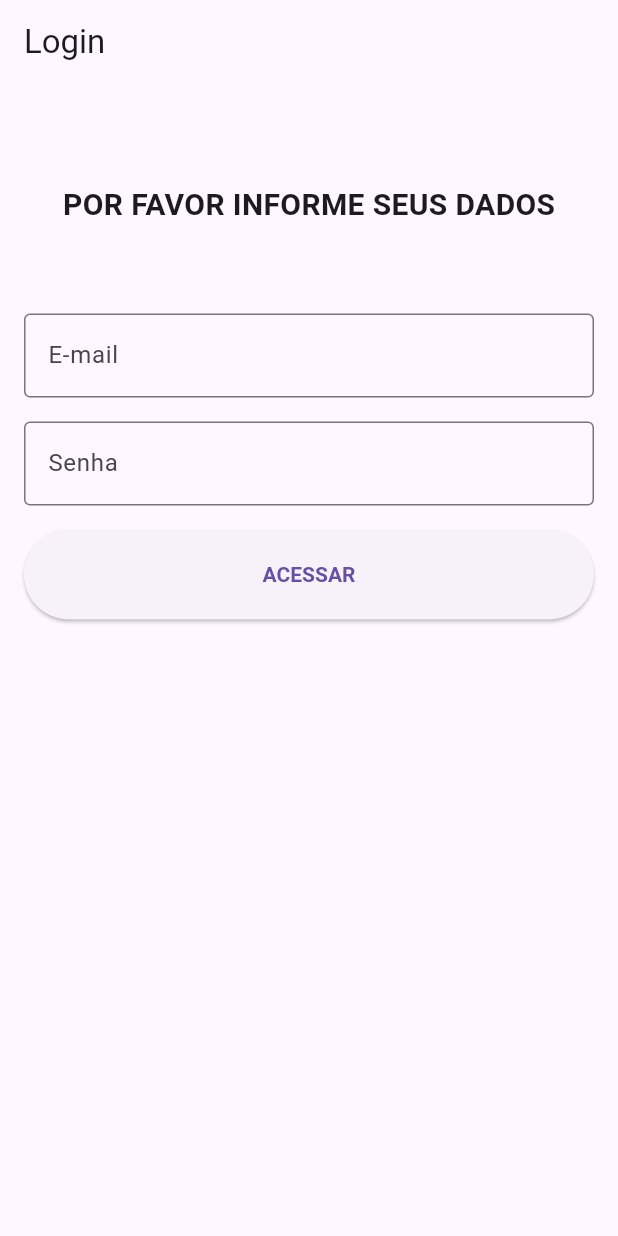
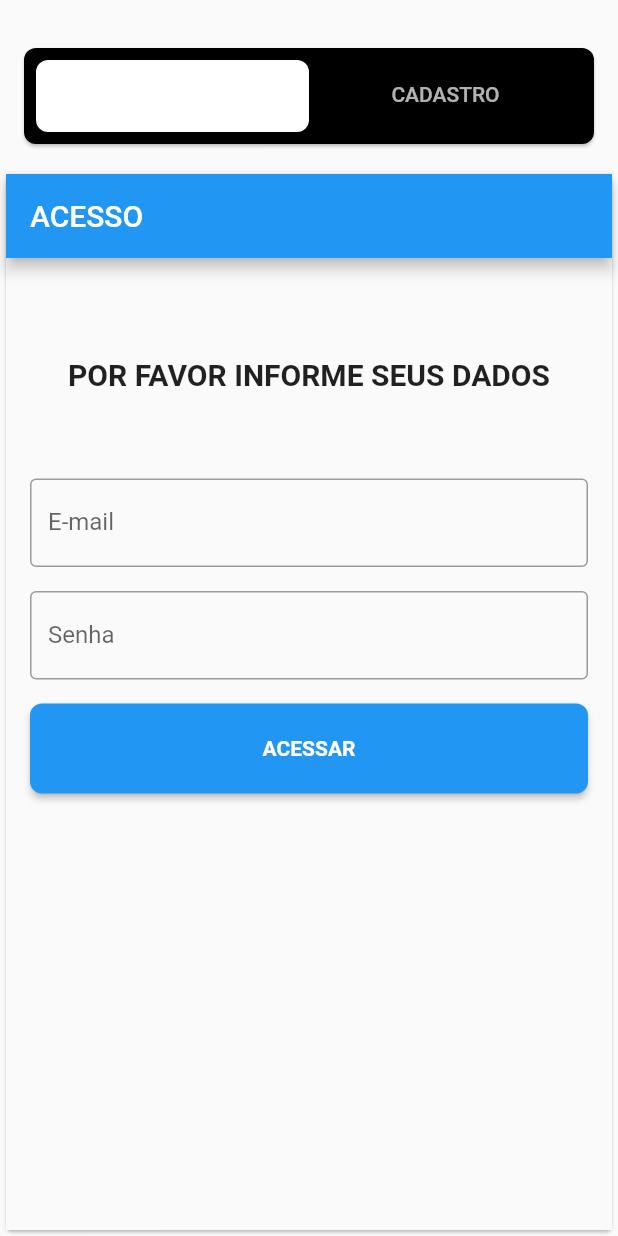
Before and after one commit to mborges18/flutter_bytebank, a Flutter app: the screen it shows after launch, on a phone screen of 412 x 824 dp. Run offline on Flutter 3.47's test engine with Material 3 defaults, Android fonts, the phone set to English and light mode, and no system bars; our stand-ins replace device_preview.

Commit message:
TabView screen auth

```diff
--- a/lib/application.dart
+++ b/lib/application.dart
@@ -1,14 +1,22 @@
 import 'package:flutter/material.dart';
 
-import 'auth/authenticator.dart';
+import 'auth/authenticator_screen.dart';
+import 'package:device_preview/device_preview.dart';
 
-class Application extends StatelessWidget{
+class Application extends StatelessWidget {
   const Application({super.key});
 
   @override
   Widget build(BuildContext context) {
-    return const MaterialApp(
-        home: Authenticator()
-    );
+    return MaterialApp(
+        debugShowCheckedModeBanner: false,
+        locale: DevicePreview.locale(context),
+        builder: DevicePreview.appBuilder,
+        theme: ThemeData(
+            useMaterial3: false,
+            colorScheme: ColorScheme.fromSwatch(primarySwatch: Colors.blue),
+            primaryColor: const Color(0xFF023B8F)),
+        darkTheme: ThemeData.dark(),
+        home: const AuthenticatorScreen());
   }
 }
--- /dev/null
+++ b/lib/auth/authenticator_screen.dart
@@ -0,0 +1,82 @@
+import 'dart:core';
+import 'package:flutter/material.dart';
+import 'package:flutter_bitybank/auth/signin_screen.dart';
+import 'package:flutter_bitybank/auth/signup_screen.dart';
+
+class AuthenticatorScreen extends StatelessWidget {
+  const AuthenticatorScreen({super.key});
+
+  @override
+  Widget build(BuildContext context) {
+    return const DefaultTabController(
+        initialIndex: 0,
+        length: 2,
+        child: Scaffold(
+            body: NestedTabBar("ACESSO")
+        ));
+    // const SignInScreen(title: "Login");
+  }
+}
+
+class NestedTabBar extends StatefulWidget {
+  const NestedTabBar(this.titleTabs, {super.key});
+
+  final String titleTabs;
+
+  @override
+  State<NestedTabBar> createState() => _NestedTabBarState();
+}
+
+class _NestedTabBarState extends State<NestedTabBar> with TickerProviderStateMixin {
+  late final TabController _tabController;
+
+  @override
+  void initState() {
+    _tabController = TabController(length: 2, vsync: this);
+    super.initState();
+  }
+
+  @override
+  void dispose() {
+    _tabController.dispose();
+    super.dispose();
+  }
+
+  @override
+  Widget build(BuildContext context) {
+    return Column(
+      children: <Widget>[
+        Card(
+          color: Colors.black,
+            shape: const RoundedRectangleBorder(
+              borderRadius: BorderRadius.all(
+                Radius.circular(8.0),
+              ),
+            ),
+        margin: const EdgeInsets.only(left: 16.0, top: 32.0, right: 16.0, bottom: 16.0),
+        child: TabBar.secondary(
+          indicator: BoxDecoration(
+            borderRadius: BorderRadius.circular(8),
+            color: Colors.white
+          ),
+            controller: _tabController,
+            padding: const EdgeInsets.all(8.0),
+            tabs: const [
+              Tab(text: 'ACESSO'),
+              Tab(text: 'CADASTRO')]
+        )),
+        Expanded(child: TabBarView(
+          controller: _tabController,
+          children: const [
+             Card(
+              child: SignInScreen(title: "ACESSO"),
+            ),
+            Card(
+              child: SignUpScreen(title: "CADASTRO"),
+            ),
+          ],
+        ))
+      ],
+    );
+  }
+}
--- a/lib/auth/authenticator.dart
+++ b/lib/auth/signin_screen.dart
@@ -1,33 +1,22 @@
 import 'dart:core';
-
 import 'package:flutter/material.dart';
-import 'package:flutter_bitybank/home/home.dart';
+import 'package:flutter_bitybank/home/home_screen.dart';
 import 'package:flutter_bitybank/util/validator/validator.dart';
-
 import '../components/buttons/button.dart';
 import '../components/inputs/input_text.dart';
 import '../components/inputs/input_text_form.dart';
 import '../util/util.dart';
 
-class Authenticator extends StatelessWidget {
-  const Authenticator({super.key});
-
-  @override
-  Widget build(BuildContext context) {
-    return const Login(title: "Login");
-  }
-}
-
-class Login extends StatefulWidget {
-  const Login({super.key, required this.title});
+class SignInScreen extends StatefulWidget {
+  const SignInScreen({super.key, required this.title});
 
   final String title;
 
   @override
-  State<Login> createState() => _LoginState();
+  State<SignInScreen> createState() => _SignInScreenState();
 }
 
-class _LoginState extends State<Login> {
+class _SignInScreenState extends State<SignInScreen> {
   String? _email;
   String? _password;
   final String _emailDb = "ctl_mborges@uolinc.com";
--- a/lib/components/buttons/button.dart
+++ b/lib/components/buttons/button.dart
@@ -15,6 +15,9 @@ class ButtonText extends StatelessWidget{
       child: ElevatedButton(
         onPressed: () { functionClick(); },
         style: ElevatedButton.styleFrom(
+            shape: RoundedRectangleBorder(
+              borderRadius: BorderRadius.circular(8), // <-- Radius
+            ),
             minimumSize: const Size.fromHeight(60),
             textStyle: const TextStyle(fontWeight: FontWeight.bold)),
         child: Text(textButton),
--- a/pubspec.yaml
+++ b/pubspec.yaml
@@ -36,6 +36,7 @@ dependencies:
   # The following adds the Cupertino Icons font to your application.
   # Use with the CupertinoIcons class for iOS style icons.
   cupertino_icons: ^1.0.2
+  device_preview: ^1.1.0
 
 dev_dependencies:
   flutter_test:
```
Also changed, not shown: lib/auth/signup_screen.dart (added, +157 -0 lines), lib/main.dart (+7 -1 lines), Teste.txt (deleted), lib/home/home_screen.dart (renamed from lib/home/home.dart), pubspec.lock, 1 other file. Lines whose indentation alone changed are shown as unchanged.
